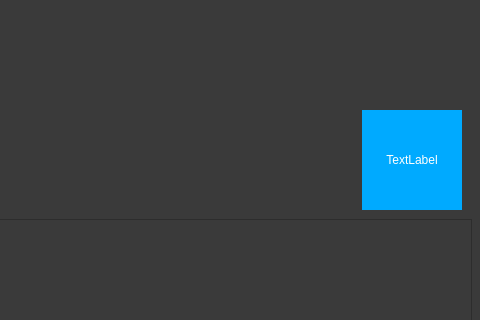
Above: mainwindow.ui from Hades2001/keyBoard before the change; both pictures show x 338 to 818 and y 260 to 580 of the 818 by 688 pixel window. Below: the same form after it.
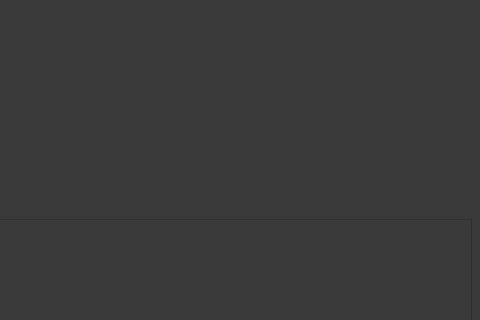
That is the form after the change. Icons and pictures are not drawn. Custom widgets are drawn as their Qt base class.

```diff
--- a/mainwindow.ui
+++ b/mainwindow.ui
@@ -17,26 +17,6 @@
    <string notr="true">background-color: rgb(58, 58, 58);</string>
   </property>
   <widget class="QWidget" name="centralWidget">
-   <widget class="QLabel" name="label">
-    <property name="geometry">
-     <rect>
-      <x>700</x>
-      <y>370</y>
-      <width>100</width>
-      <height>100</height>
-     </rect>
-    </property>
-    <property name="styleSheet">
-     <string notr="true">background-color: rgb(0, 170, 255);
-color: rgb(255, 255, 255);</string>
-    </property>
-    <property name="text">
-     <string>TextLabel</string>
-    </property>
-    <property name="alignment">
-     <set>Qt::AlignCenter</set>
-    </property>
-   </widget>
    <widget class="FuntionTree" name="treeWidget">
     <property name="geometry">
      <rect>
@@ -149,7 +129,7 @@
       <x>270</x>
       <y>60</y>
       <width>521</width>
-      <height>281</height>
+      <height>401</height>
      </rect>
     </property>
    </widget>
```
